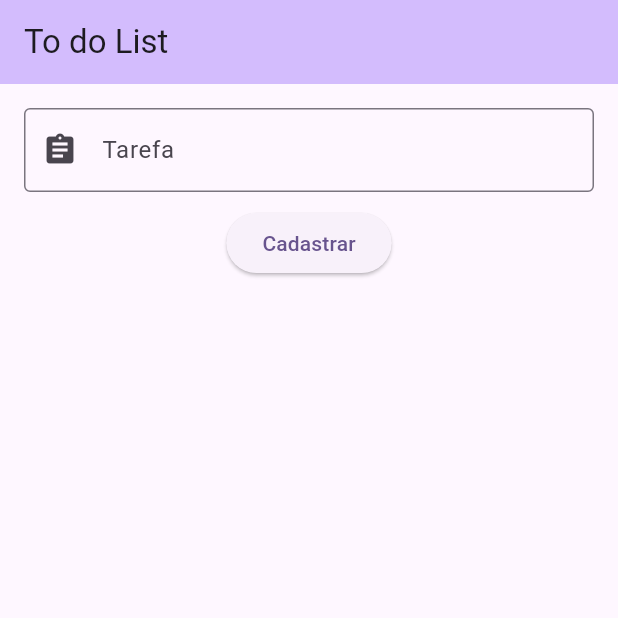
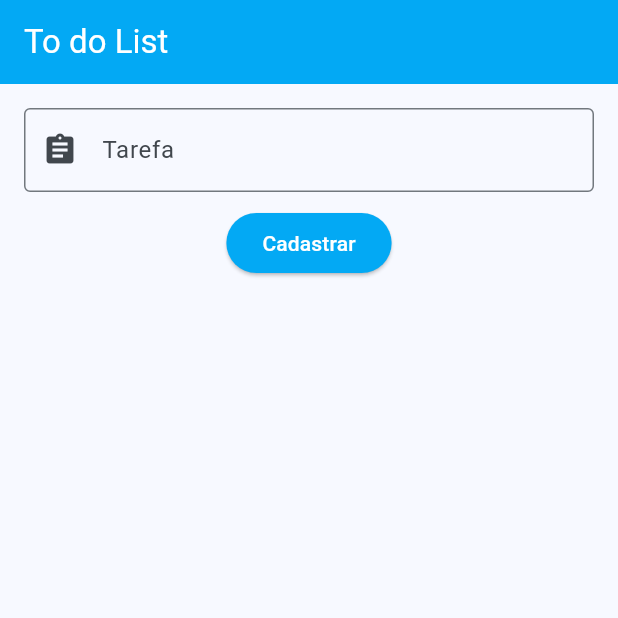
Before and after one commit to Thiag0Andres/to-do-list, a Flutter app: the screen it shows after launch, on a phone screen of 412 x 824 dp, the top half of it. Run offline on Flutter 3.47's test engine with Material 3 defaults, Android fonts, the phone set to English and light mode, and no system bars.

Commit message:
feat: changing style

```diff
--- a/lib/main.dart
+++ b/lib/main.dart
@@ -12,8 +12,18 @@
     return MaterialApp(
       title: 'Flutter Demo',
       theme: ThemeData(
-        colorScheme: ColorScheme.fromSeed(seedColor: Colors.deepPurple),
+        colorScheme: ColorScheme.fromSeed(seedColor: Colors.lightBlue),
         useMaterial3: true,
+        elevatedButtonTheme: ElevatedButtonThemeData(
+          style: ElevatedButton.styleFrom(
+            foregroundColor: Colors.white,
+            backgroundColor: Colors.lightBlue, // text color
+          ),
+        ),
+        appBarTheme: const AppBarTheme(
+          backgroundColor: Colors.lightBlue, // background color
+          foregroundColor: Colors.white, // text color
+        ),
       ),
       home: const MyHomePage(title: 'To do List'),
     );
@@ -58,7 +68,6 @@
   Widget build(BuildContext context) {
     return Scaffold(
       appBar: AppBar(
-        backgroundColor: Theme.of(context).colorScheme.inversePrimary,
         title: Text(widget.title),
       ),
       body: Padding(
```
